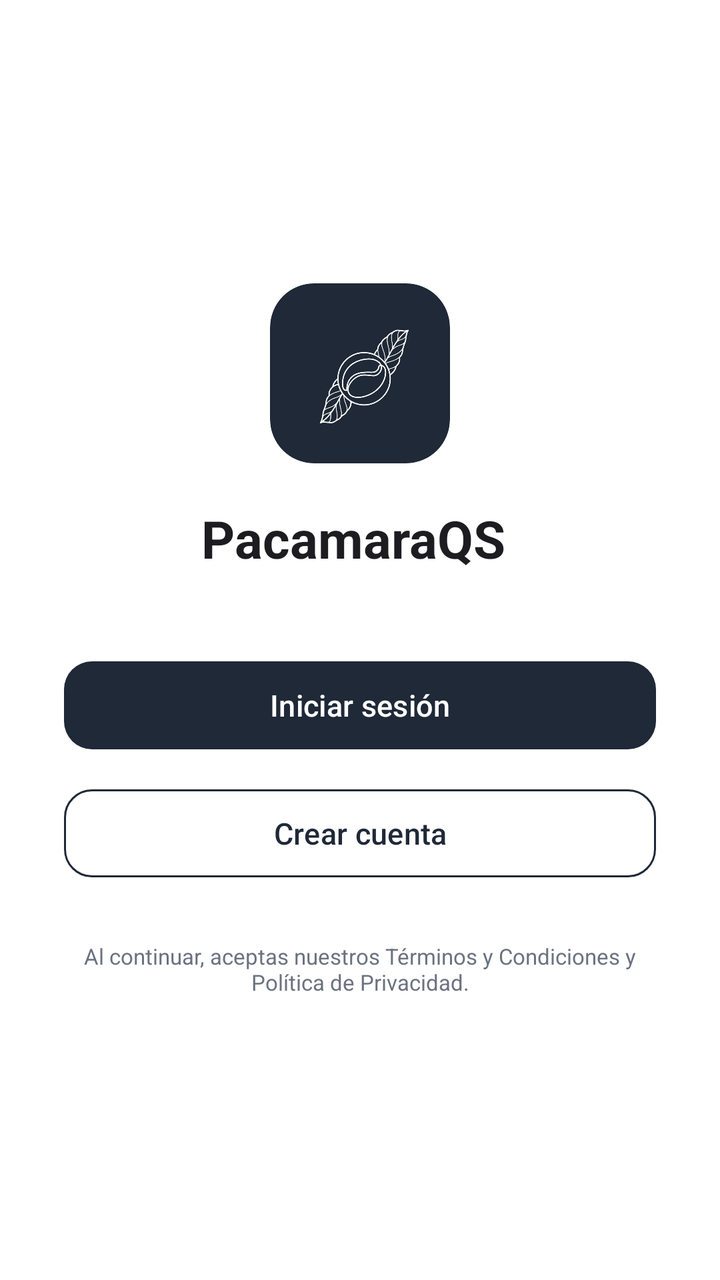
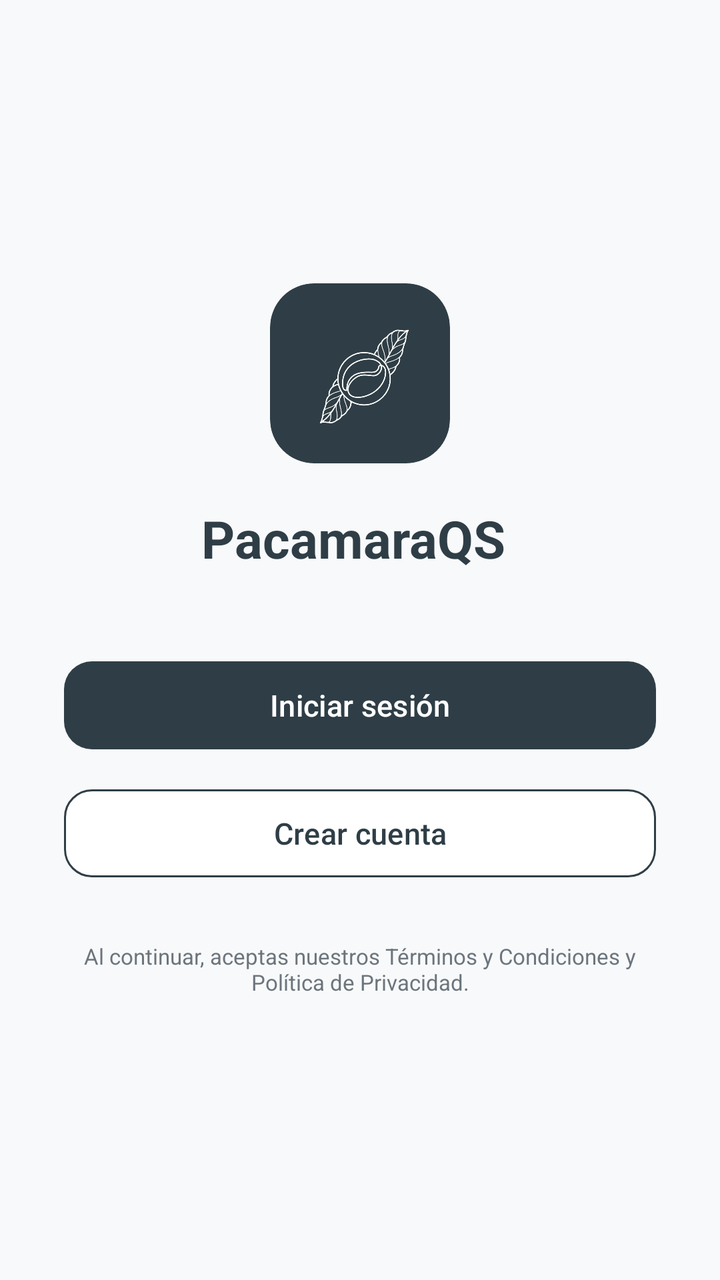

The first picture is an Android layout as it rendered before a commit; the second is the same layout after the commit. The layout source and the unified diff follow.
<!-- AndroidManifest.xml: application theme Theme.LOgin -->
<!-- res/layout/activity_main.xml -->
<?xml version="1.0" encoding="utf-8"?>
<androidx.constraintlayout.widget.ConstraintLayout
    xmlns:android="http://schemas.android.com/apk/res/android"
    xmlns:app="http://schemas.android.com/apk/res-auto"
    xmlns:tools="http://schemas.android.com/tools"
    android:id="@+id/main"
    android:layout_width="match_parent"
    android:layout_height="match_parent"
    android:background="#FFFFFF"
    tools:context=".MainActivity">

    <LinearLayout
        android:id="@+id/ll_container"
        android:layout_width="0dp"
        android:layout_height="wrap_content"
        android:layout_marginStart="32dp"
        android:layout_marginEnd="32dp"
        android:gravity="center_horizontal"
        android:orientation="vertical"
        app:layout_constraintBottom_toBottomOf="parent"
        app:layout_constraintEnd_toEndOf="parent"
        app:layout_constraintStart_toStartOf="parent"
        app:layout_constraintTop_toTopOf="parent">



        <androidx.cardview.widget.CardView
            android:id="@+id/card_logo"
            android:layout_width="90dp"
            android:layout_height="90dp"
            android:layout_marginBottom="20dp"
            app:cardBackgroundColor="#1F2937"
            app:cardCornerRadius="22dp"
            app:cardElevation="0dp">

            <ImageView
                android:id="@+id/iv_logo"
                android:layout_width="match_parent"
                android:layout_height="match_parent"
                android:padding="15dp"
                android:contentDescription="Logo"
                app:srcCompat="@drawable/aded4a36_c05e_4fa1_8418_57cca21fd02b_removebg_preview" />

        </androidx.cardview.widget.CardView>




        <TextView
            android:id="@+id/tv_nombre_app"
            android:layout_width="wrap_content"
            android:layout_height="wrap_content"
            android:layout_marginBottom="40dp"
            android:text="PacamaraQS "
            android:textColor="#1D1D21"
            android:textSize="26sp"
            android:textStyle="bold" />




        <Button
            android:id="@+id/btn_iniciar_sesion"
            android:layout_width="match_parent"
            android:layout_height="52dp"
            android:text="Iniciar sesión"
            android:textAllCaps="false"
            android:textColor="#FFFFFF"
            android:textSize="15sp"
            app:backgroundTint="#1F2937"
            app:cornerRadius="14dp" />



        <Button
            android:id="@+id/btn_crear_cuenta"
            android:layout_width="match_parent"
            android:layout_height="52dp"
            android:layout_marginTop="12dp"
            android:text="Crear cuenta"
            android:textAllCaps="false"
            android:textColor="#1F2937"
            android:textSize="15sp"
            app:backgroundTint="#FFFFFF"
            app:cornerRadius="14dp"
            app:strokeColor="#1F2937"
            app:strokeWidth="1dp" />



        <TextView
            android:id="@+id/tv_terminos"
            android:layout_width="match_parent"
            android:layout_height="wrap_content"
            android:layout_marginTop="28dp"
            android:gravity="center"
            android:text="Al continuar, aceptas nuestros Términos y Condiciones y Política de Privacidad."
            android:textColor="#6B7280"
            android:textSize="11sp" />

    </LinearLayout>

</androidx.constraintlayout.widget.ConstraintLayout>
<!-- resources referenced by this layout -->
<resources>
  <!-- drawable aded4a36_c05e_4fa1_8418_57cca21fd02b_removebg_preview: png bitmap (drawable, 106159 bytes) -->
  <style name="Theme.LOgin" parent="Base.Theme.LOgin" />
  <style name="Base.Theme.LOgin" parent="Theme.Material3.DayNight.NoActionBar">
          
          
      </style>
</resources>

<!-- the commit's change to res/layout/activity_main.xml (unified diff, before → after) -->
@@ -6,7 +6,7 @@
     android:id="@+id/main"
     android:layout_width="match_parent"
     android:layout_height="match_parent"
-    android:background="#FFFFFF"
+    android:background="@color/background"
     tools:context=".MainActivity">
 
     <LinearLayout
@@ -29,7 +29,7 @@
             android:layout_width="90dp"
             android:layout_height="90dp"
             android:layout_marginBottom="20dp"
-            app:cardBackgroundColor="#1F2937"
+            app:cardBackgroundColor="@color/primary"
             app:cardCornerRadius="22dp"
             app:cardElevation="0dp">
 
@@ -52,7 +52,7 @@
             android:layout_height="wrap_content"
             android:layout_marginBottom="40dp"
             android:text="PacamaraQS "
-            android:textColor="#1D1D21"
+            android:textColor="@color/primary"
             android:textSize="26sp"
             android:textStyle="bold" />
 
@@ -65,9 +65,9 @@
             android:layout_height="52dp"
             android:text="Iniciar sesión"
             android:textAllCaps="false"
-            android:textColor="#FFFFFF"
+            android:textColor="@color/pure_white"
             android:textSize="15sp"
-            app:backgroundTint="#1F2937"
+            app:backgroundTint="@color/primary"
             app:cornerRadius="14dp" />
 
 
@@ -79,11 +79,11 @@
             android:layout_marginTop="12dp"
             android:text="Crear cuenta"
             android:textAllCaps="false"
-            android:textColor="#1F2937"
+            android:textColor="@color/primary"
             android:textSize="15sp"
-            app:backgroundTint="#FFFFFF"
+            app:backgroundTint="@color/pure_white"
             app:cornerRadius="14dp"
-            app:strokeColor="#1F2937"
+            app:strokeColor="@color/primary"
             app:strokeWidth="1dp" />
 
 
@@ -95,7 +95,7 @@
             android:layout_marginTop="28dp"
             android:gravity="center"
             android:text="Al continuar, aceptas nuestros Términos y Condiciones y Política de Privacidad."
-            android:textColor="#6B7280"
+            android:textColor="@color/gray_500"
             android:textSize="11sp" />
 
     </LinearLayout>
<!-- resource entries referenced after the edit -->
@@ -1,5 +1,9 @@
 <!-- resources referenced by this layout -->
 <resources>
+  <color name="background">#F8F9FA</color>
+  <color name="gray_500">#6C757D</color>
+  <color name="primary">#2F3E46</color>
+  <color name="pure_white">#FFFFFF</color>
   <!-- drawable aded4a36_c05e_4fa1_8418_57cca21fd02b_removebg_preview: png bitmap (drawable, 106159 bytes) -->
   <style name="Theme.LOgin" parent="Base.Theme.LOgin" />
   <style name="Base.Theme.LOgin" parent="Theme.Material3.DayNight.NoActionBar">
